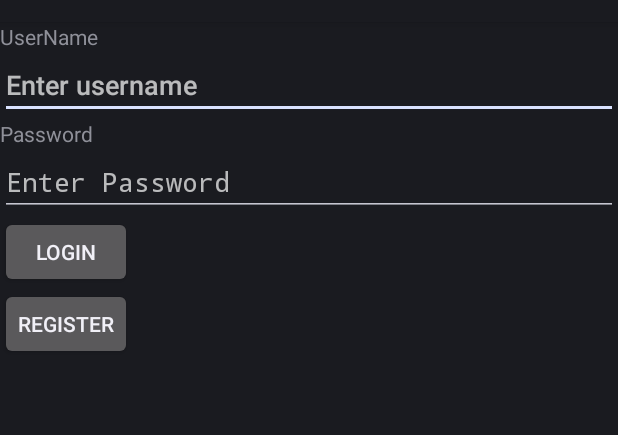
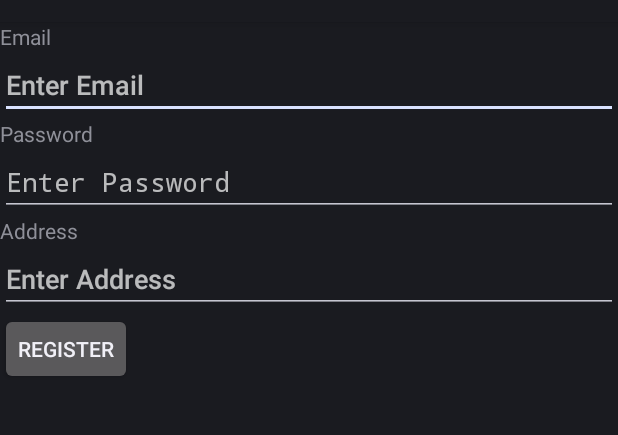
Before and after one commit to Taylor365/ct_mad, an Android app: the layout registerscreen.xml on its own in the app's theme, with its tools: preview values and no code run, on a phone screen of 412 x 824 dp, the part 62-497 px from its top. Run offline under Robolectric (Android 15) with nearby library versions, the phone set to English and light mode, and no system bars.

Commit message:
Added RegisterScreen + Media

```diff
--- a/Dishes/app/src/main/res/layout/loginscreen.xml
+++ b/Dishes/app/src/main/res/layout/registerscreen.xml
@@ -5,18 +5,18 @@
     android:orientation="vertical" >
 
     <TextView
-        android:id="@+id/username_textview"
+        android:id="@+id/email_textview"
         android:layout_width="match_parent"
         android:layout_height="wrap_content"
-        android:text="@string/username_string" >
+        android:text="@string/email_string" >
     </TextView>
 
     <EditText
-        android:id="@+id/username_edittext"
+        android:id="@+id/email_edittext"
         android:layout_width="match_parent"
         android:layout_height="wrap_content"
-        android:hint="@string/enter_username_hint"
-        android:inputType="text">
+        android:hint="@string/enter_email_hint"
+        android:inputType="textEmailAddress">
     </EditText>
 
     <TextView
@@ -34,13 +34,21 @@
         android:inputType="textPassword">
     </EditText>
 
-    <Button
-        android:id="@+id/login_button"
+    <TextView
+        android:id="@+id/address_textview"
         android:layout_width="wrap_content"
         android:layout_height="wrap_content"
-        android:layout_gravity="bottom"
-        android:text="@string/login_string" >
-    </Button>
+        android:text="@string/address_string" >
+    </TextView>
+
+    <EditText
+        android:id="@+id/address_edittext"
+        android:layout_width="match_parent"
+        android:layout_height="wrap_content"
+        android:hint="@string/enter_address_hint"
+        android:inputType="textAutoComplete">
+    </EditText>
+
     <Button
         android:id="@+id/register_button"
         android:layout_width="wrap_content"
--- a/Dishes/app/src/main/res/values/strings.xml
+++ b/Dishes/app/src/main/res/values/strings.xml
@@ -3,10 +3,19 @@
     <string name="action_settings">Settings</string>
     <string name="eat_string">Eat</string>
     <string name="cook_string">Cook</string>
-    <string name="username_string">UserName</string>
+
     <string name="password_string">Password</string>
-    <string name="enter_username_hint">Enter username</string>
     <string name="enter_password_hint">Enter Password</string>
     <string name="login_string">Login</string>
     <string name="register_string">Register</string>
+
+    <string name="enter_email_hint">Enter Email</string>
+    <string name="email_string">Email</string>
+
+    <string name="enter_address_hint">Enter Address</string>
+    <string name="address_string">Address</string>
+
+    <string name="search_string">Search</string>
+    <string name="search_dish_string">Search Dish</string>
+    <string name="enter_dish_name_hint">Enter dish to search</string>
 </resources>
```
Also changed, not shown: Dishes/app/src/main/AndroidManifest.xml (+11 -2 lines), Dishes/app/src/main/java/course/assignment/dishes/LoginScreen.java (+10 -0 lines), Dishes/app/src/main/java/course/assignment/dishes/RegisterScreen.java (added, +36 -0 lines), Dishes/app/src/main/java/course/assignment/dishes/SearchDish.java (renamed from Dishes/app/src/main/java/course/assignment/dishes/Eat.java, +5 -11 lines), Dishes/app/src/main/res/layout/searchdish.xml (added, +29 -0 lines), Dishes/app/src/main/res/drawable/cook.png (added), Dishes/app/src/main/res/drawable/dishes.png (added), Dishes/app/src/main/res/drawable/eat.png (added).
